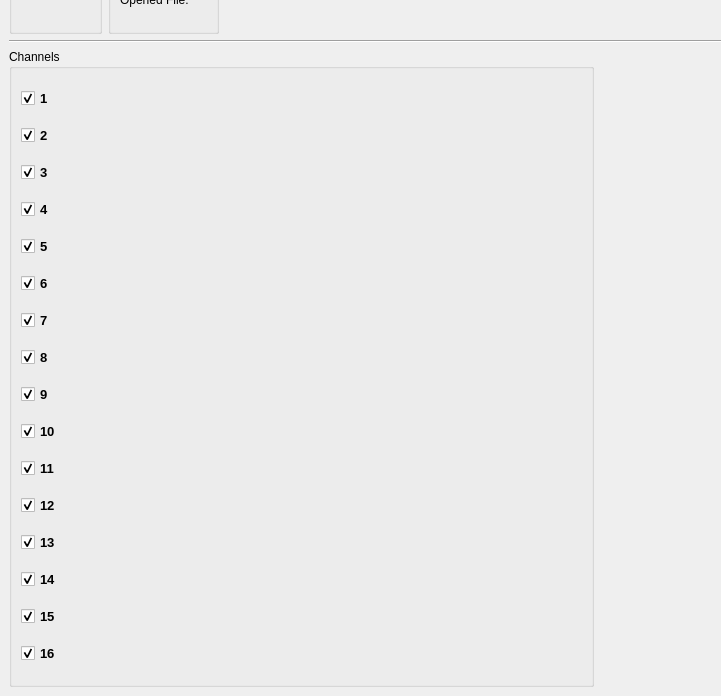
First picture: the form in GUI/gui.ui, repository EmilioGarzia/EEG_ECG-Reader-ULTRACORTEX-MarkIV, before the edit; both pictures show x 0 to 721 and y 107 to 803 of the 1193 by 803 pixel window.
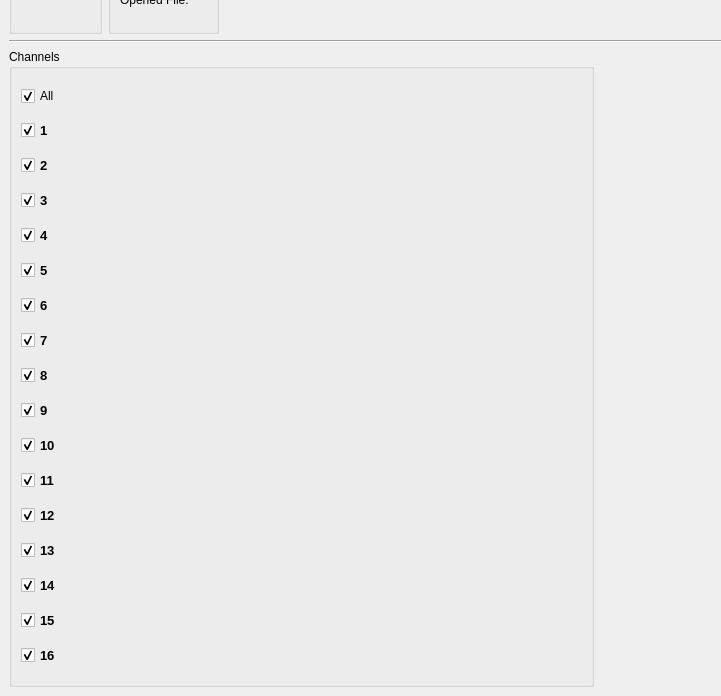
Second picture: the form after the edit. Icons and pictures are not drawn.

```diff
--- a/GUI/gui.ui
+++ b/GUI/gui.ui
@@ -226,6 +226,16 @@
            <property name="sizeConstraint">
             <enum>QLayout::SetDefaultConstraint</enum>
            </property>
+           <item>
+            <widget class="QCheckBox" name="allChannelCheck">
+             <property name="text">
+              <string>All</string>
+             </property>
+             <property name="checked">
+              <bool>true</bool>
+             </property>
+            </widget>
+           </item>
            <item>
             <widget class="QCheckBox" name="CH1check">
              <property name="font">
```
Left out of the diff: 292 changed lines with no effect on the pictures.
